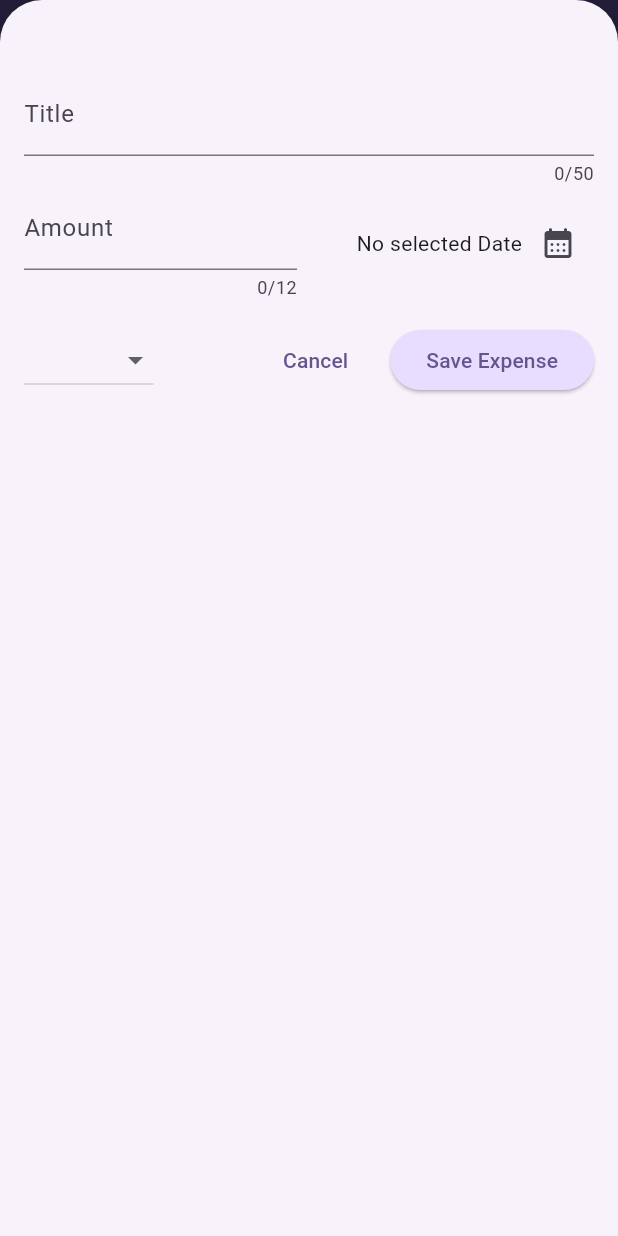
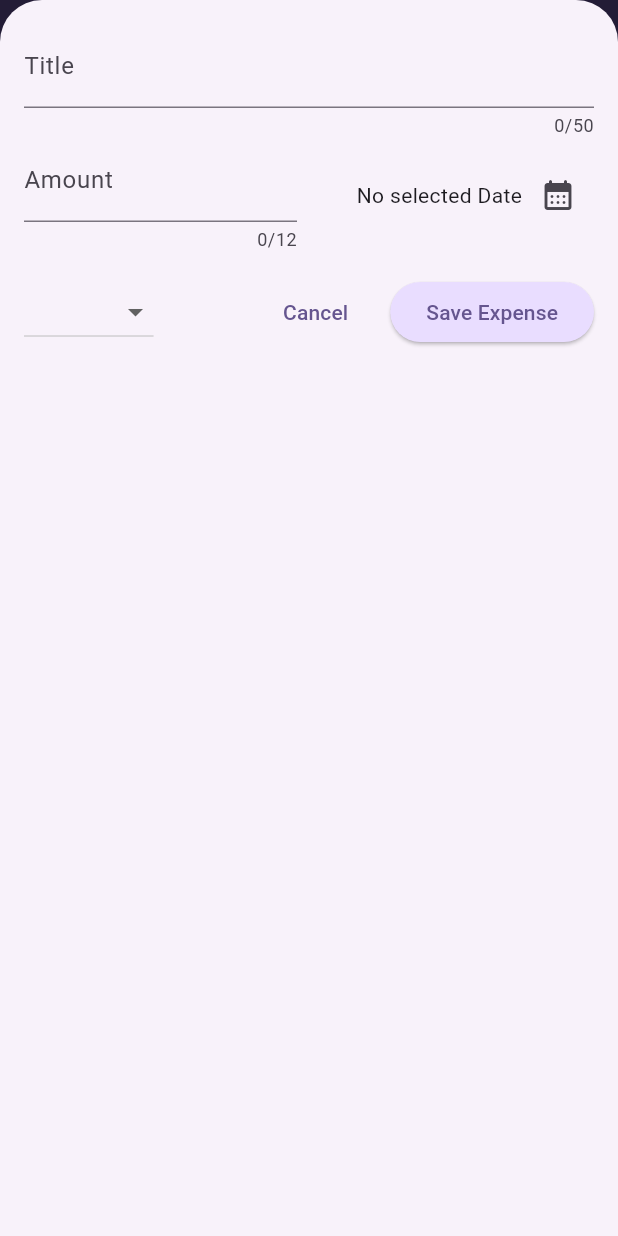
Before and after one commit to AllRez44/academind-expense-tracker, a Flutter app: the screen it shows after launch, after a tap on the "add" icon, on a phone screen of 412 x 824 dp. Run offline on Flutter 3.47's test engine with Material 3 defaults, Android fonts, the phone set to English and light mode, and no system bars.

Commit message:
Adjust responsiveness and safe area on newExpenseModal Widget

```diff
--- a/lib/widgets/expenses_app.dart
+++ b/lib/widgets/expenses_app.dart
@@ -58,8 +58,13 @@ class _ExpensesState extends State<ExpensesApp> {
 
   void _openAddExpenseOverlay() {
     showModalBottomSheet(
+      useSafeArea: true,
       isScrollControlled: true,
       context: context,
+      constraints: BoxConstraints(
+        minWidth: 0,
+        maxWidth: MediaQuery.of(context).size.width,
+      ),
       builder: (modalContext) => NewExpenseModal(addNewExpense),
     );
   }
--- a/lib/widgets/new_expense_modal.dart
+++ b/lib/widgets/new_expense_modal.dart
@@ -70,7 +70,7 @@ class _NewExpenseModalState extends State<NewExpenseModal> {
     return true;
   }
 
-  void  _saveExpense() {
+  void _saveExpense() {
     if (_validateExpenseInputs()) {
       widget.onAddNewExpense(
         Expense(
@@ -97,8 +97,12 @@ class _NewExpenseModalState extends State<NewExpenseModal> {
 
   @override
   Widget build(BuildContext context) {
-    return Padding(
-      padding: const EdgeInsets.fromLTRB(16, 48, 16, 16),
+    final keyboardSize = MediaQuery.of(context).viewInsets.bottom;
+    return SizedBox(
+      height: double.infinity,
+      child: SingleChildScrollView(
+        child: Padding(
+          padding: EdgeInsets.fromLTRB(16, 16, 16, keyboardSize + 16),
           child: Column(
             children: [
               TextField(
@@ -174,6 +178,8 @@ class _NewExpenseModalState extends State<NewExpenseModal> {
               ),
             ],
           ),
+        ),
+      ),
     );
   }
 }
```
Lines whose indentation alone changed are shown as unchanged.
